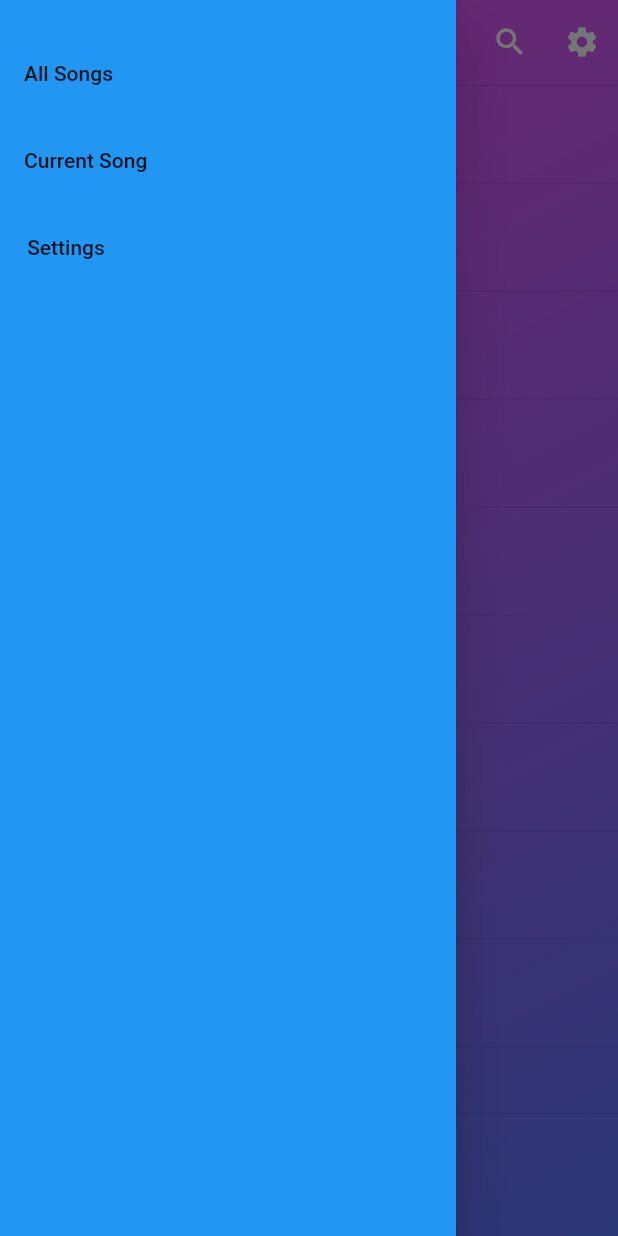
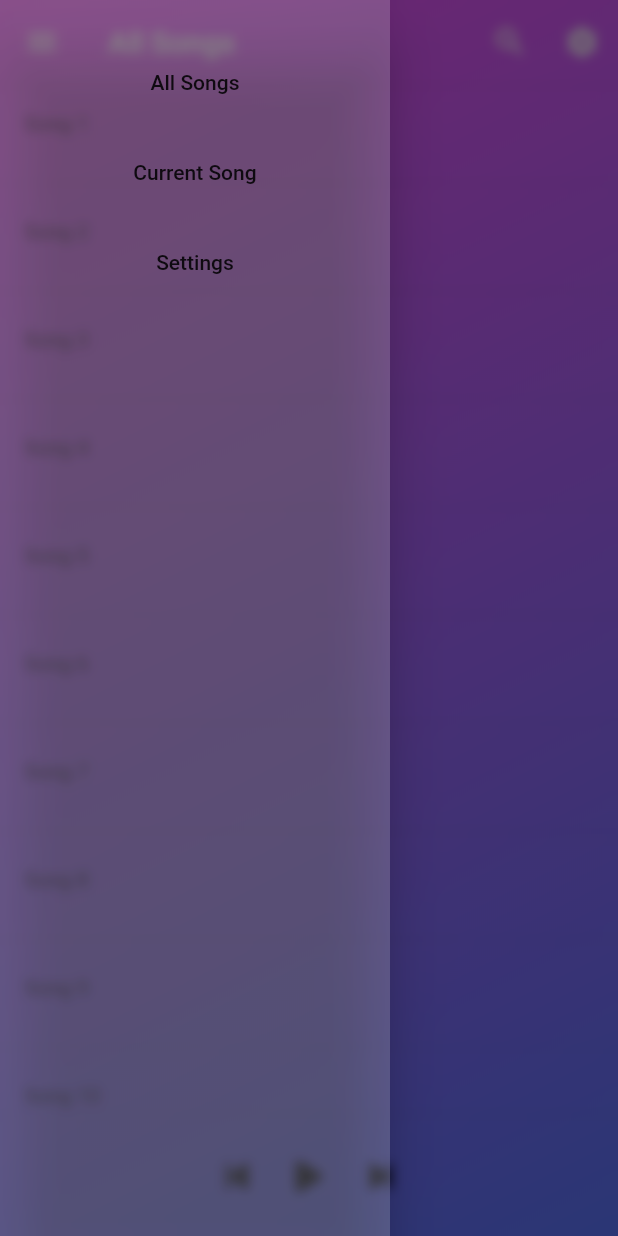
Before and after one commit to Yeezy97/music_player, a Flutter app: the MusicScreen screen opened directly, with the side drawer open, on a phone screen of 412 x 824 dp. Run offline on Flutter 3.47's test engine with Material 2 defaults, Android fonts, the light colour scheme and no system bars; our stand-ins replace font_awesome_flutter.

Commit message:
custom drawer animation still in progress

```diff
--- a/lib/components/drawer_menu_buttons.dart
+++ b/lib/components/drawer_menu_buttons.dart
@@ -1,16 +1,17 @@
 import 'package:flutter/material.dart';
 
 class DrawerMenuButton extends StatelessWidget {
-  const DrawerMenuButton({Key? key, this.onpress, this.buttonText}) : super(key: key);
+  const DrawerMenuButton({Key? key, this.onpress, this.child}) : super(key: key);
 
   final Function()? onpress;
-  final Widget? buttonText;
+  final Widget? child;
 
   @override
   Widget build(BuildContext context) {
     return MaterialButton(
+      height: 50,
       onPressed: onpress,
-      child: buttonText!,
+      child: child!,
 
     );
   }
--- a/lib/main.dart
+++ b/lib/main.dart
@@ -1,4 +1,5 @@
 import 'package:flutter/material.dart';
+import 'package:music_player/_drawer_test_page.dart';
 import 'package:music_player/music_screen.dart';
 
 void main() {
@@ -18,7 +19,7 @@ class MyApp extends StatelessWidget {
           accentColor: Colors.grey.withOpacity(0.1),
         ),
       ),
-      home: MusicScreen(),
+      home: DrawerTestPage(),
     );
   }
 }
--- a/lib/music_screen.dart
+++ b/lib/music_screen.dart
@@ -1,5 +1,8 @@
+import 'dart:ui';
+
 import 'package:flutter/material.dart';
 import 'package:music_player/components/drawer_menu_buttons.dart';
+import 'package:music_player/components/sliding_drawer.dart';
 import 'package:music_player/constants.dart';
 import 'package:music_player/songs_list.dart';
 import 'package:font_awesome_flutter/font_awesome_flutter.dart';
@@ -11,29 +14,55 @@ class MusicScreen extends StatelessWidget {
   Widget build(BuildContext context) {
     return Scaffold(
       extendBodyBehindAppBar: true,
-      drawer: Drawer(
-        backgroundColor: Colors.blue,
-        child: Padding(
-          padding: const EdgeInsets.symmetric(vertical: 25),
+      drawer: Theme(
+        data: Theme.of(context).copyWith(
+          canvasColor: Colors.transparent
+        ),
+        child: Stack(
+          children: [
+            Drawer(
+              width: 260,
+              //backgroundColor: Colors.transparent,
+              //backgroundColor: Color(0xFF7A6FFE),
+              child: BackdropFilter(
+                filter: ImageFilter.blur(sigmaX: 4.0, sigmaY: 4.0),
+                child: Container(
+                  decoration: BoxDecoration(
+                    color: Colors.grey.shade50.withOpacity(0.2)
+                  ),
+                  padding: const EdgeInsets.symmetric(vertical: 30, horizontal: 10),
                   child: Column(
-            // mainAxisAlignment: MainAxisAlignment.spaceEvenly,
-            crossAxisAlignment: CrossAxisAlignment.start,
+                    mainAxisAlignment: MainAxisAlignment.start,
+                    crossAxisAlignment: CrossAxisAlignment.stretch,
                     children: [
                       DrawerMenuButton(
-                buttonText: Text("All Songs"),
-                onpress: (){},
+                        child: Text("All Songs"),
+                        onpress: () {},
                       ),
-              SizedBox(height: 10,),
+                      SizedBox(
+                        height: 10,
+                      ),
                       DrawerMenuButton(
-                buttonText: Text("Current Song"),
-                onpress: (){},
+                        child: Text("Current Song"),
+                        onpress: () {},
                       ),
-              SizedBox(height: 10,),
-              DrawerMenuButton(buttonText: Text("Settings"),
-                onpress: (){},),
-              SizedBox(height: 10,),
+                      SizedBox(
+                        height: 10,
+                      ),
+                      DrawerMenuButton(
+                        child: Text("Settings"),
+                        onpress: () {},
+                      ),
+                      SizedBox(
+                        height: 10,
+                      ),
                     ],
                   ),
+                ),
+              ),
+            ),
+
+          ],
         ),
       ),
       appBar: AppBar(
@@ -41,8 +70,8 @@ class MusicScreen extends StatelessWidget {
         elevation: 0,
         backgroundColor: Colors.transparent,
         actions: [
-          IconButton(onPressed: (){}, icon: Icon(Icons.search)),
-          IconButton(onPressed: (){}, icon: Icon(Icons.settings))
+          IconButton(onPressed: () {}, icon: Icon(Icons.search)),
+          IconButton(onPressed: () {}, icon: Icon(Icons.settings))
         ],
       ),
       body: Container(
@@ -94,9 +123,12 @@ class MusicScreen extends StatelessWidget {
                         Divider(),
                       ],
                     );
-                  },),
+                  },
                 ),
-              Divider(height: 3,),
+              ),
+              Divider(
+                height: 3,
+              ),
               Container(
                 decoration: BoxDecoration(
                     //   boxShadow: [
@@ -107,15 +139,21 @@ class MusicScreen extends StatelessWidget {
                     //     ),
                     //   ],
                     color: Colors.transparent,
-                  borderRadius: BorderRadius.only(topRight:Radius.circular(4), topLeft: Radius.circular(4))
-                ),
+                    borderRadius: BorderRadius.only(
+                        topRight: Radius.circular(4),
+                        topLeft: Radius.circular(4))),
                 height: 80,
                 child: Row(
                   mainAxisAlignment: MainAxisAlignment.center,
                   children: [
-                    IconButton(onPressed: (){}, icon: Icon(FontAwesomeIcons.backwardStep)),
-                    IconButton(onPressed: (){}, icon: Icon(FontAwesomeIcons.play)),
-                    IconButton(onPressed: (){}, icon: Icon(FontAwesomeIcons.forwardStep)),
+                    IconButton(
+                        onPressed: () {},
+                        icon: Icon(FontAwesomeIcons.backwardStep)),
+                    IconButton(
+                        onPressed: () {}, icon: Icon(FontAwesomeIcons.play)),
+                    IconButton(
+                        onPressed: () {},
+                        icon: Icon(FontAwesomeIcons.forwardStep)),
                   ],
                 ),
               ),
```
Also changed, not shown: lib/_drawer_test_page.dart (added, +12 -0 lines), lib/components/custom_drawer.dart (added, +84 -0 lines), lib/components/sliding_drawer.dart (added, +110 -0 lines). Lines whose indentation alone changed are shown as unchanged.
